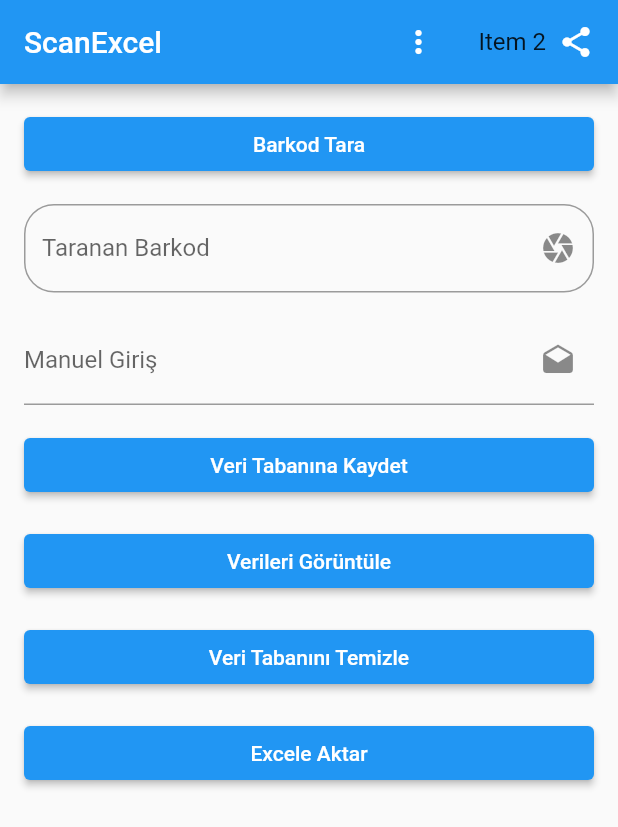
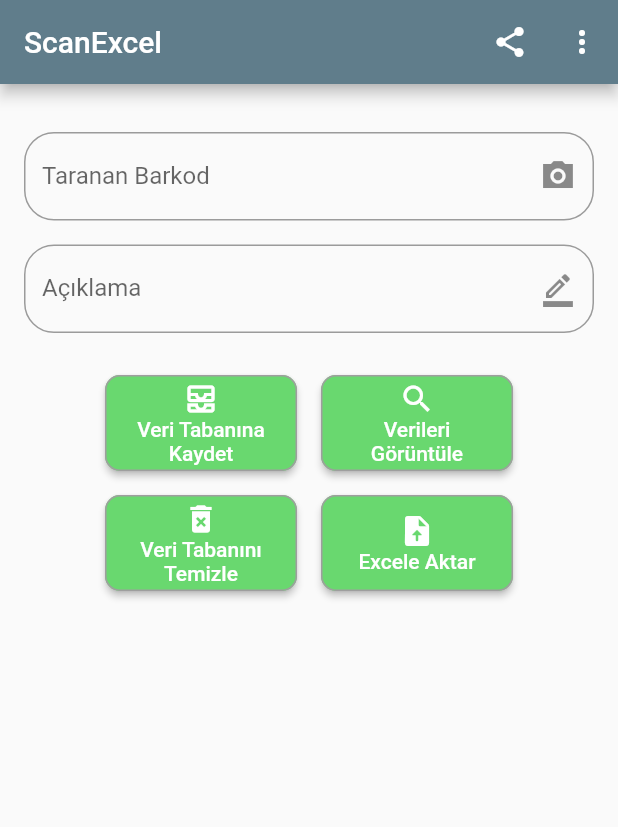
Before and after one commit to barisgrbz/scanxcel, a Flutter app: the screen it shows after launch, on a phone screen of 412 x 824 dp. Shown: the top 827 px of the screen. Run offline on Flutter 3.47's test engine with Material 2 defaults, Android fonts, the light colour scheme and no system bars; our stand-ins replace fluttertoast, share_plus, sqflite; missing offline and left inert: excel, flutter_barcode_scanner; accounts and stored records are empty.

Commit message:
08/26/2023-16:09

```diff
--- a/lib/main.dart
+++ b/lib/main.dart
@@ -1,5 +1,6 @@
 import 'package:flutter/material.dart';
 import 'package:flutter_barcode_scanner/flutter_barcode_scanner.dart';
+import 'package:share_plus/share_plus.dart';
 import 'package:sqflite/sqflite.dart';
 import 'package:path/path.dart';
 import 'package:fluttertoast/fluttertoast.dart';
@@ -17,9 +18,7 @@ class MyApp extends StatelessWidget {
   Widget build(BuildContext context) {
     return MaterialApp(
       title: 'Barkod Uygulaması',
-      theme: ThemeData(
-        primarySwatch: Colors.blue,
-      ),
+      theme: ThemeData(fontFamily: 'Roboto'),
       home: MyHomePage(),
     );
   }
@@ -144,8 +143,20 @@ class _MyHomePageState extends State<MyHomePage> {
   Widget build(BuildContext context) {
     return Scaffold(
       appBar: AppBar(
+        backgroundColor: Colors.blueGrey,
         title: Text('ScanExcel'),
         actions: [
+          IconButton(
+            icon: Icon(Icons.share),
+            onPressed: () async {
+              final UrlPreview =
+                  'https://play.google.com/store/apps/details?id=com.bimilyondunya.eventswork&pcampaignid=web_share';
+
+              await Share.share(
+                  'Hey Senin İçin Bulduğum Uygulamaya Bir Göz At!\n\n$UrlPreview');
+            },
+          ),
+
           PopupMenuButton(
             offset: Offset(0, 50),
             padding: EdgeInsets.zero,
@@ -159,17 +170,6 @@ class _MyHomePageState extends State<MyHomePage> {
                 borderRadius: BorderRadius.all(Radius.circular(10))),
             color: Colors.grey[200],
           ),
-          PopupMenuItem(
-            value: 'item2',
-            child: Row(
-              children: [
-                Text('Item 2'),
-                SizedBox(
-                    width: 8), // add some spacing between the text and the icon
-                Icon(Icons.share), // add an icon to the right of the item
-              ],
-            ),
-          ),
         ],
       ),
       body: Padding(
@@ -177,17 +177,13 @@ class _MyHomePageState extends State<MyHomePage> {
         child: Column(
           crossAxisAlignment: CrossAxisAlignment.stretch,
           children: [
-            ElevatedButton(
-              onPressed: scanBarcode,
-              child: Text('Barkod Tara'),
-            ),
             SizedBox(height: 16.0),
             TextField(
               controller: barcodeController,
               decoration: InputDecoration(
                 labelText: 'Taranan Barkod',
                 suffixIcon: IconButton(
-                  icon: Icon(Icons.camera),
+                  icon: Icon(Icons.camera_alt_sharp),
                   onPressed: scanBarcode,
                 ),
                 border: OutlineInputBorder(
@@ -199,37 +195,110 @@ class _MyHomePageState extends State<MyHomePage> {
             TextField(
               controller: manualInputController,
               decoration: InputDecoration(
-                labelText: 'Manuel Giriş',
+                labelText: 'Açıklama',
                 suffixIcon: IconButton(
-                  icon: Icon(Icons.drafts),
+                  icon: Icon(Icons.border_color_outlined),
                   onPressed: scanBarcode,
+                ),
+                border: OutlineInputBorder(
+                  borderRadius: BorderRadius.circular(20.0),
                 ),
               ),
             ),
-            SizedBox(height: 16.0),
-            ElevatedButton(
+            SizedBox(height: 20),
+            Row(mainAxisAlignment: MainAxisAlignment.center, children: <Widget>[
+              Padding(
+                padding: EdgeInsets.all(8.0),
+                child: SquareButton(
+                  color: Color.fromARGB(255, 105, 216, 111),
                   onPressed: saveData,
-              child: Text('Veri Tabanına Kaydet'),
+                  buttonName: 'Veri Tabanına Kaydet',
+                  icon: Icon(Icons.all_inbox_outlined),
                 ),
-            SizedBox(height: 16.0),
-            ElevatedButton(
+              ),
+              Padding(
+                padding: EdgeInsets.all(8.0),
+                child: SquareButton(
+                  color: Color.fromARGB(255, 105, 216, 111),
                   onPressed: () {
                     Navigator.push(
                       context,
                       MaterialPageRoute(builder: (context) => DataPage()),
                     );
                   },
-              child: Text('Verileri Görüntüle'),
+                  buttonName: 'Verileri Görüntüle',
+                  icon: Icon(Icons.search_outlined),
                 ),
-            SizedBox(height: 16.0),
-            ElevatedButton(
+              ),
+            ]),
+            Row(mainAxisAlignment: MainAxisAlignment.center, children: <Widget>[
+              Padding(
+                padding: EdgeInsets.all(8.0),
+                child: SquareButton(
+                  color: Color.fromARGB(255, 105, 216, 111),
                   onPressed: clearDatabase,
-              child: Text('Veri Tabanını Temizle'),
+                  buttonName: 'Veri Tabanını Temizle',
+                  icon: Icon(Icons.delete_forever),
                 ),
-            SizedBox(height: 16.0),
-            ElevatedButton(
+              ),
+              Padding(
+                padding: EdgeInsets.all(8.0),
+                child: SquareButton(
+                  color: Color.fromARGB(255, 105, 216, 111),
                   onPressed: exportToExcel,
-              child: Text('Excele Aktar'),
+                  buttonName: 'Excele Aktar',
+                  icon: Icon(Icons.upload_file_rounded),
+                ),
+              ),
+            ]),
+          ],
+        ),
+      ),
+    );
+  }
+}
+
+class SquareButton extends StatelessWidget {
+  final Color color;
+  final VoidCallback onPressed;
+  final String buttonName;
+  final Icon? icon;
+
+  SquareButton({
+    required this.color,
+    required this.onPressed,
+    required this.buttonName,
+    this.icon,
+  });
+
+  @override
+  Widget build(BuildContext context) {
+    return Container(
+      constraints: BoxConstraints(
+        minHeight: 64,
+        maxHeight: 64,
+        minWidth: 128,
+        maxWidth: 128,
+      ),
+      child: ElevatedButton(
+        onPressed: onPressed,
+        style: ElevatedButton.styleFrom(
+          primary: color,
+          side: BorderSide(
+            color: Colors.grey,
+          ),
+          shape: RoundedRectangleBorder(
+            borderRadius: BorderRadius.circular(10.0),
+          ),
+        ),
+        child: Column(
+          mainAxisAlignment: MainAxisAlignment.center,
+          children: [
+            if (icon != null) icon!,
+            Text(
+              buttonName,
+              style: TextStyle(color: Colors.white),
+              textAlign: TextAlign.center,
             ),
           ],
         ),
```
Also changed, not shown: pubspec.yaml (+16 -1 lines), assets/fonts/Roboto-Bold.ttf (added), assets/fonts/Roboto-Light.ttf (added), assets/icons/icon.png (added), pubspec.lock, 7 other files. Lines whose indentation alone changed are shown as unchanged.
